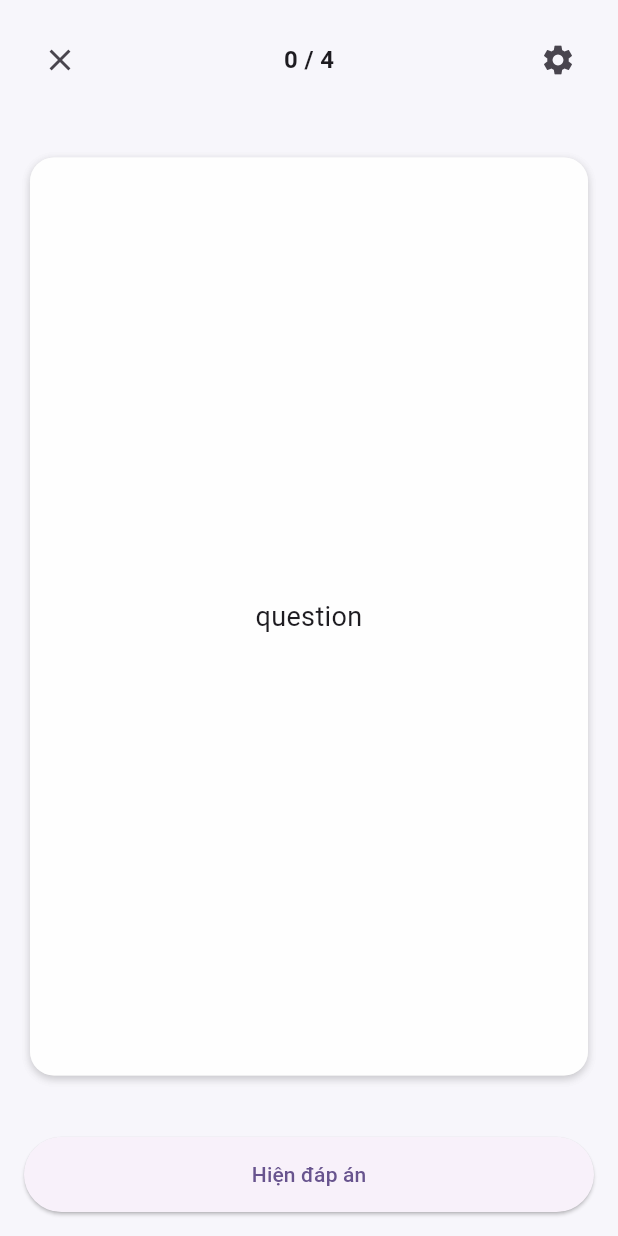
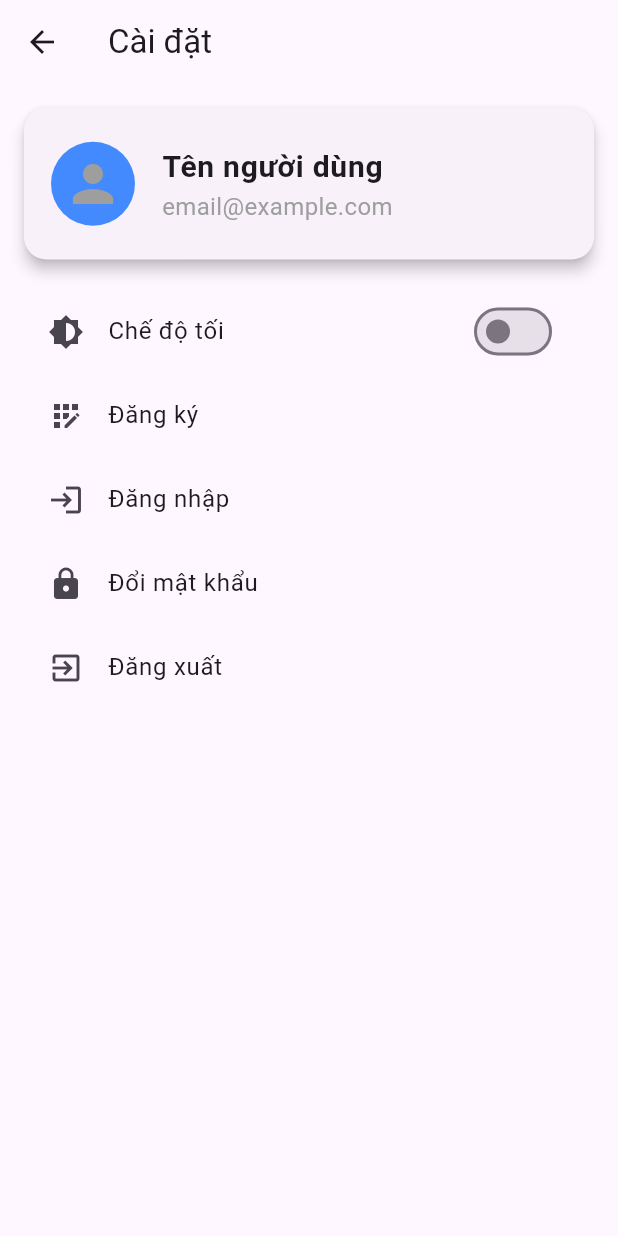
Before and after one commit to Nguyen-Anh-Duong/FatCat-FlashCard-App, a Flutter app: the screen it shows after launch, after a tap on the "settings" icon, on a phone screen of 412 x 824 dp. Run offline on Flutter 3.47's test engine with Material 3 defaults, Android fonts, the light colour scheme and no system bars; drawn by our look-alikes of flip_card, flutter_card_swiper; our stand-ins replace flutter_tts.

Commit message:
settings

```diff
--- a/src/frontend/lib/views/screens/intermittent_study_screen.dart
+++ b/src/frontend/lib/views/screens/intermittent_study_screen.dart
@@ -1,4 +1,5 @@
 import 'package:FatCat/views/screens/review_study_screen.dart';
+import 'package:FatCat/views/screens/settings_screen.dart';
 import 'package:flutter/material.dart';
 import 'package:flutter_card_swiper/flutter_card_swiper.dart';
 import 'package:flip_card/flip_card.dart';
@@ -52,9 +53,19 @@
                         IconButton(
                           icon: const Icon(Icons.settings),
                           onPressed: () {
-                            // Handle settings action
+                            Navigator.push(
+                              context,
+                              MaterialPageRoute(
+                                builder: (context) => SettingsScreen(
+                                  username: 'Tên người dùng',
+                                  email: 'email@example.com',
+                                ),
+                              ),
+                            );
+
                           },
                         ),
+
                       ],
                     ),
                   ),
--- /dev/null
+++ b/src/frontend/lib/views/screens/settings_screen.dart
@@ -0,0 +1,114 @@
+import 'package:flutter/material.dart';
+import 'log_in_screen.dart';
+import 'sign_up_screen.dart';
+import 'change_password_screen.dart';
+import 'package:FatCat/constants/colors.dart';
+
+class SettingsScreen extends StatelessWidget {
+  final String username;
+  final String email;
+  final bool isLoggedIn; // Thêm trạng thái đăng nhập
+
+  SettingsScreen({required this.username, required this.email, this.isLoggedIn = false});
+
+  @override
+  Widget build(BuildContext context) {
+    return Scaffold(
+      appBar: AppBar(
+        title: const Text('Cài đặt'),
+      ),
+      body: ListView(
+        padding: const EdgeInsets.all(16.0),
+        children: [
+        Card(
+        elevation: 4.0,
+        margin: const EdgeInsets.only(bottom: 20.0),
+        shape: RoundedRectangleBorder(
+          borderRadius: BorderRadius.circular(15.0),
+        ),
+        child: ListTile(
+          contentPadding: const EdgeInsets.all(16.0),
+          leading: CircleAvatar(
+            backgroundColor: Colors.blueAccent,
+            radius: 30.0,
+            child: const Icon(
+              Icons.person,
+              size: 40.0,
+              color: Colors.grey,
+            ),
+          ),
+          title: Text(
+            username,
+            style: const TextStyle(
+              fontSize: 20.0,
+              fontWeight: FontWeight.bold,
+            ),
+          ),
+          subtitle: Text(
+            email,
+            style: const TextStyle(
+              fontSize: 16.0,
+              color: Colors.grey,
+            ),
+          ),
+        ),
+      ),
+          ListTile(
+            leading: const Icon(Icons.brightness_6),
+            title: const Text('Chế độ tối'),
+            trailing: Switch(
+              value: false,
+              onChanged: (value) {},
+            ),
+          ),
+          if (!isLoggedIn) ...[
+            ListTile(
+              leading: const Icon(Icons.app_registration),
+              title: const Text('Đăng ký'),
+              onTap: () {
+                Navigator.push(
+                  context,
+                  MaterialPageRoute(builder: (context) => SignUpScreen()),
+                );
+              },
+            ),
+            ListTile(
+              leading: const Icon(Icons.login),
+              title: const Text('Đăng nhập'),
+              onTap: () {
+                Navigator.push(
+                  context,
+                  MaterialPageRoute(builder: (context) => LoginScreen()),
+                );
+              },
+            ),
+          ],
+          ListTile(
+            leading: const Icon(Icons.lock),
+            title: const Text('Đổi mật khẩu'),
+            onTap: () {
+              Navigator.push(
+                context,
+                MaterialPageRoute(builder: (context) => ChangePasswordScreen()),
+              );
+            },
+          ),
+          ListTile(
+            leading: const Icon(Icons.exit_to_app),
+            title: const Text('Đăng xuất'),
+            onTap: () {
+              _navigateToLoginScreen(context);
+            },
+          ),
+        ],
+      ),
+    );
+  }
+
+  void _navigateToLoginScreen(BuildContext context) {
+    Navigator.pushReplacement(
+      context,
+      MaterialPageRoute(builder: (context) => LoginScreen()),
+    );
+  }
+}
```
Also changed, not shown: src/frontend/lib/views/screens/change_password_screen.dart (added, +93 -0 lines), src/frontend/lib/views/screens/log_in_screen.dart (added, +90 -0 lines), src/frontend/lib/views/screens/sign_up_screen.dart (added, +109 -0 lines).
